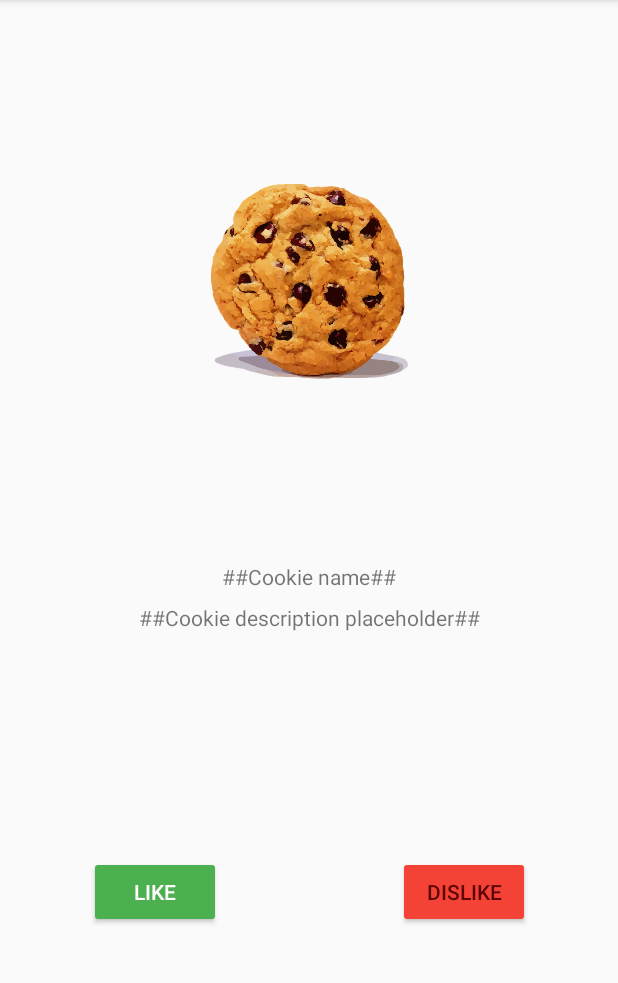
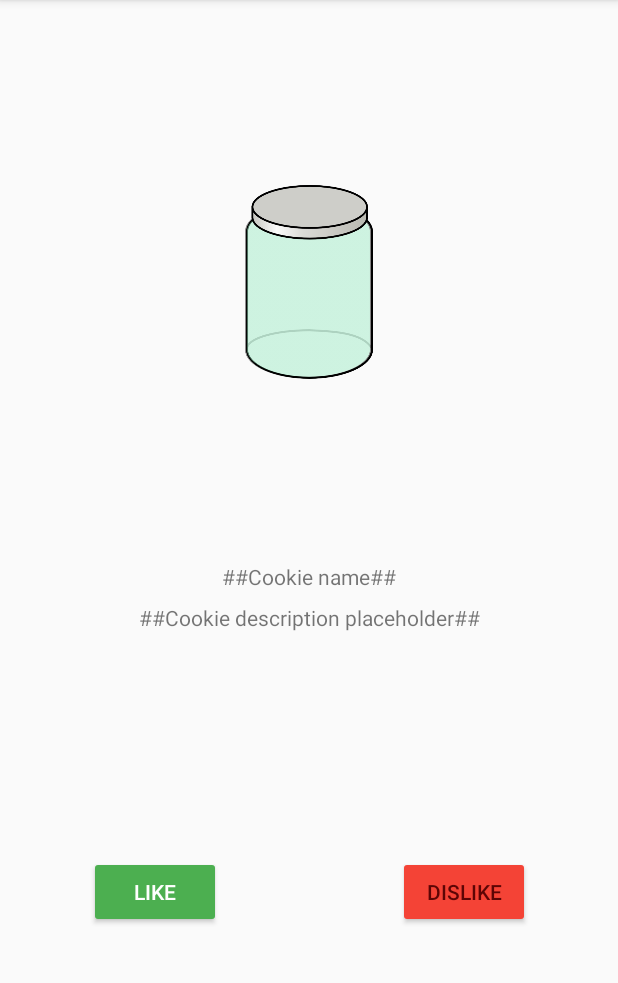
Before and after one commit to lgvalle/androidkotlinworkshop, an Android app: the screen it shows after launch (MainActivity), on a phone screen of 412 x 824 dp, the part 84-1067 px from its top. Run offline under Robolectric (Android 15) with nearby library versions, the phone set to English and light mode, and no system bars.

Commit message:
Add cookie placeholder image

```diff
--- a/app/src/main/res/layout/activity_main.xml
+++ b/app/src/main/res/layout/activity_main.xml
@@ -27,7 +27,7 @@
         android:adjustViewBounds="true"
         android:cropToPadding="false"
         android:scaleType="centerInside"
-        android:src="@drawable/cookie1"
+        android:src="@drawable/cookie_placeholder"
         app:layout_constraintBottom_toTopOf="@+id/cookieName"
         app:layout_constraintEnd_toEndOf="parent"
         app:layout_constraintStart_toStartOf="parent"
```
Also changed, not shown: app/src/main/res/drawable/cookie_placeholder.png (added).
